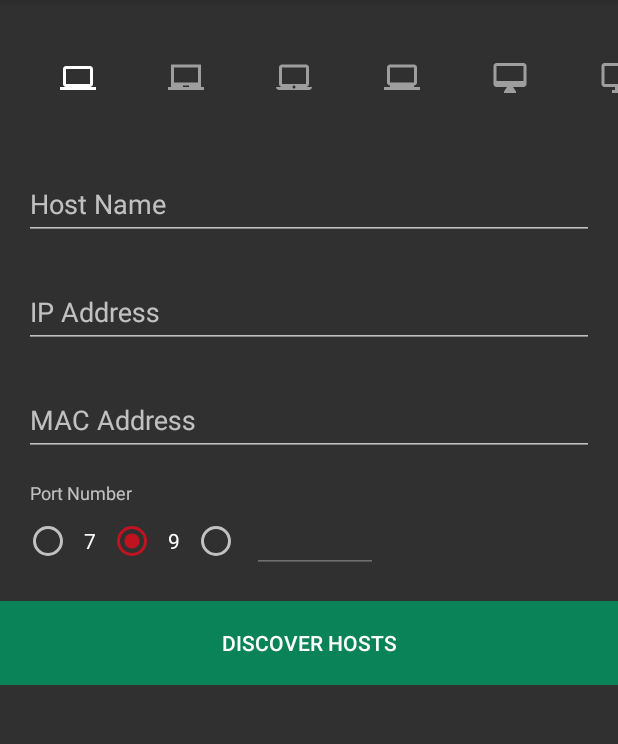
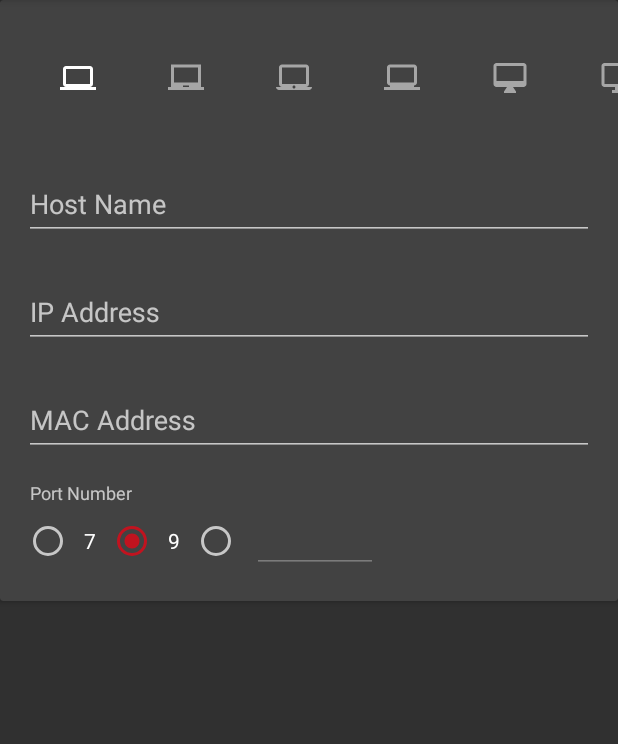
Before and after one commit to Gaelan-Bolger/Wake_on_LAN_Tile-Android, an Android app: the screen it shows after launch (EditTileActivity), after a tap on "WoL Tile 1", on a phone screen of 412 x 824 dp, the part 84-828 px from its top. Run offline under Robolectric (Android 15) with nearby library versions, the phone set to English and light mode, and no system bars; our stand-ins replace ButterKnife, Room's generated code; 1 statement that could not run was skipped.

```diff
--- a/app/build.gradle
+++ b/app/build.gradle
@@ -40,4 +40,6 @@ dependencies {
 
     compile 'com.jakewharton:butterknife:8.8.1'
     annotationProcessor 'com.jakewharton:butterknife-compiler:8.8.1'
+
+    compile 'commons-io:commons-io:2.6'
 }
--- a/app/src/main/java/com/gaelanbolger/woltile/EditTileActivity.java
+++ b/app/src/main/java/com/gaelanbolger/woltile/EditTileActivity.java
@@ -25,7 +25,6 @@ import com.gaelanbolger.woltile.util.NetworkUtils;
 
 import butterknife.BindView;
 import butterknife.OnCheckedChanged;
-import butterknife.OnClick;
 
 import static butterknife.ButterKnife.bind;
 
@@ -151,7 +150,6 @@ public class EditTileActivity extends AppCompatActivity {
         }
     }
 
-    @OnClick(R.id.b_discover_hosts)
     public void onDiscoverHosts(View view) {
         Intent intent = new Intent(this, DiscoverActivity.class);
         startActivityForResult(intent, REQ_DISC_HOST);
--- a/app/src/main/java/com/gaelanbolger/woltile/WolTileApplication.java
+++ b/app/src/main/java/com/gaelanbolger/woltile/WolTileApplication.java
@@ -1,6 +1,7 @@
 package com.gaelanbolger.woltile;
 
 import android.app.Application;
+import android.preference.PreferenceManager;
 import android.util.Log;
 
 public class WolTileApplication extends Application {
@@ -11,6 +12,7 @@ public class WolTileApplication extends Application {
     public void onCreate() {
         super.onCreate();
         Log.d(TAG, "onCreate: ");
+        PreferenceManager.setDefaultValues(this, R.xml.prefs, false);
     }
 
     @Override
--- a/app/src/main/res/layout/activity_edit_tile.xml
+++ b/app/src/main/res/layout/activity_edit_tile.xml
@@ -8,9 +8,13 @@
     android:focusableInTouchMode="true"
     tools:context=".MainActivity">
 
+    <android.support.v7.widget.CardView
+        android:layout_width="match_parent"
+        android:layout_height="wrap_content">
+
         <android.support.constraint.ConstraintLayout
             android:layout_width="match_parent"
-        android:layout_height="match_parent">
+            android:layout_height="wrap_content">
 
             <android.support.v7.widget.RecyclerView
                 android:id="@+id/rv_tile_icon"
@@ -96,7 +100,7 @@
                 android:layout_marginStart="16dp"
                 android:layout_marginTop="16dp"
                 android:orientation="vertical"
-            app:layout_constraintBottom_toTopOf="@+id/fl_button_bar"
+                app:layout_constraintBottom_toBottomOf="parent"
                 app:layout_constraintEnd_toEndOf="parent"
                 app:layout_constraintStart_toStartOf="parent"
                 app:layout_constraintTop_toBottomOf="@+id/til_mac_address"
@@ -162,26 +166,6 @@
                         android:minWidth="84dp" />
                 </LinearLayout>
             </LinearLayout>
-
-        <FrameLayout
-            android:id="@+id/fl_button_bar"
-            style="?attr/buttonBarStyle"
-            android:layout_width="0dp"
-            android:layout_height="wrap_content"
-            android:background="?attr/colorPrimary"
-            app:layout_constraintBottom_toBottomOf="parent"
-            app:layout_constraintEnd_toEndOf="parent"
-            app:layout_constraintStart_toStartOf="parent"
-            app:layout_constraintTop_toBottomOf="@id/ll_port"
-            app:layout_constraintVertical_chainStyle="spread_inside">
-
-            <Button
-                android:id="@+id/b_discover_hosts"
-                style="?attr/buttonBarButtonStyle"
-                android:layout_width="match_parent"
-                android:layout_height="56dp"
-                android:text="@string/discover_hosts"
-                android:textColor="?android:attr/textColorPrimary" />
-        </FrameLayout>
         </android.support.constraint.ConstraintLayout>
+    </android.support.v7.widget.CardView>
 </ScrollView>
--- a/app/src/main/res/layout/tile.xml
+++ b/app/src/main/res/layout/tile.xml
@@ -6,7 +6,9 @@
         android:layout_width="match_parent"
         android:layout_height="wrap_content"
         android:layout_gravity="center"
-        android:orientation="vertical">
+        android:orientation="vertical"
+        android:paddingEnd="8dp"
+        android:paddingStart="8dp">
 
         <ImageView
             android:id="@android:id/icon"
@@ -14,7 +16,7 @@
             android:layout_height="48dp"
             android:layout_gravity="center_horizontal"
             android:scaleType="centerInside"
-            tools:src="@drawable/ic_laptop_general_normal" />
+            tools:src="@drawable/ic_laptop_general" />
 
         <TextView
             android:id="@android:id/title"
--- a/app/src/main/res/values/styles.xml
+++ b/app/src/main/res/values/styles.xml
@@ -4,7 +4,25 @@
         <item name="colorPrimary">@color/colorPrimary</item>
         <item name="colorPrimaryDark">@color/colorPrimaryDark</item>
         <item name="colorAccent">@color/colorAccent</item>
-        <item name="preferenceTheme">@style/PreferenceThemeOverlay</item>
+        <item name="preferenceTheme">@style/AppPreferenceThemeOverlay</item>
     </style>
 
+    <style name="AppPreferenceThemeOverlay" parent="@style/PreferenceThemeOverlay">
+        <item name="android:textAppearanceLarge">@style/TextAppearance.Preference.Title</item>
+        <item name="android:textAppearanceSmall">@style/TextAppearance.Preference.Summary</item>
+    </style>
+
+    <style name="TextAppearance">
+        <item name="android:fontFamily">sans-serif-light</item>
+    </style>
+
+    <style name="TextAppearance.Preference" />
+
+    <style name="TextAppearance.Preference.Title">
+        <item name="android:textSize">16sp</item>
+    </style>
+
+    <style name="TextAppearance.Preference.Summary">
+        <item name="android:textSize">14sp</item>
+    </style>
 </resources>
--- a/app/src/main/res/xml/prefs.xml
+++ b/app/src/main/res/xml/prefs.xml
@@ -1,18 +1,15 @@
 <?xml version="1.0" encoding="utf-8"?>
 <PreferenceScreen xmlns:android="http://schemas.android.com/apk/res/android">
 
-    <EditTextPreference
-        android:defaultValue="Default value"
-        android:key="edit_text_preference_1"
-        android:selectAllOnFocus="true"
-        android:singleLine="true"
-        android:title="Edit text preference" />
-    <CheckBoxPreference
-        android:defaultValue="false"
-        android:key="check_box_preference_1"
-        android:title="Check box preference" />
-    <SwitchPreferenceCompat
-        android:defaultValue="false"
-        android:key="switch_preference_1"
-        android:title="Switch preference" />
+    <com.gaelanbolger.woltile.settings.SettingsCategory
+        android:key="discover_settings"
+        android:title="@string/discover">
+
+        <SwitchPreferenceCompat
+            android:defaultValue="true"
+            android:key="pref_fast_discover"
+            android:summaryOff="Perform slow discover scans, best for weaker networks."
+            android:summaryOn="Perform fast discover scans, best for most networks."
+            android:title="Fast discovery" />
+    </com.gaelanbolger.woltile.settings.SettingsCategory>
 </PreferenceScreen>
```
Also changed, not shown: app/src/main/java/com/gaelanbolger/woltile/discover/DiscoverTask.java (+10 -1 lines), app/src/main/java/com/gaelanbolger/woltile/settings/AppSettings.java (+26 -5 lines), app/src/main/java/com/gaelanbolger/woltile/settings/SettingsCategory.java (added, +28 -0 lines), app/src/main/java/com/gaelanbolger/woltile/util/NetworkUtils.java (+30 -0 lines), app/src/main/res/layout/preference_category_layout.xml (added, +10 -0 lines). Lines whose indentation alone changed are shown as unchanged.
